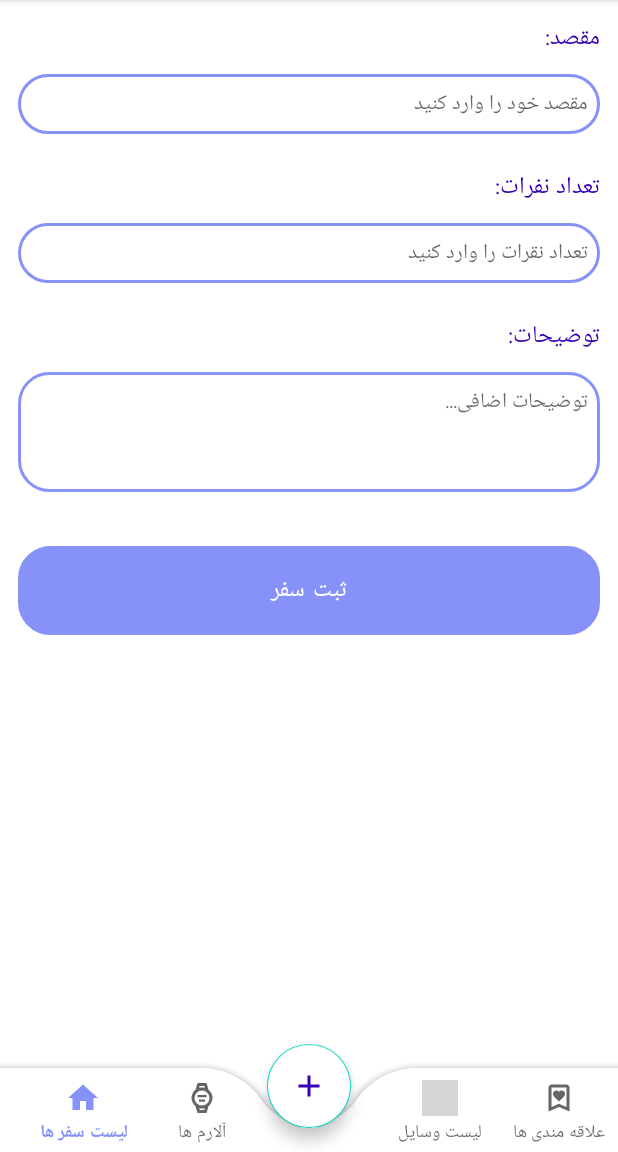
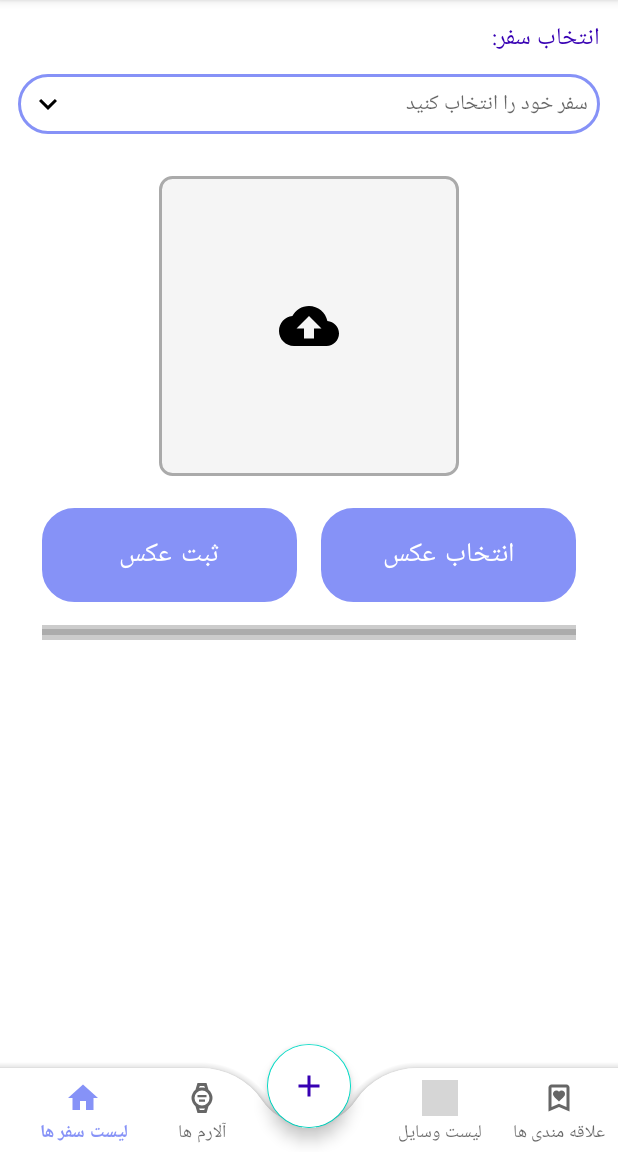
Before and after one commit to zahmadi98/TravelPlanner, an Android app: the fragment UploadPhotoFragment placed in its activity, on a phone screen of 412 x 824 dp, the part 84-1236 px from its top. Run offline under Robolectric (Android 15) with nearby library versions, the phone set to English and light mode, and no system bars; grey boxes are pictures that could not be loaded.

Commit message:
add upload photo fragment

```diff
--- /dev/null
+++ b/app/src/main/java/com/example/travelplanner/CustomScrollView.java
@@ -0,0 +1,26 @@
+package com.example.travelplanner;
+
+import android.content.Context;
+import android.util.AttributeSet;
+import android.view.MotionEvent;
+import android.widget.ScrollView;
+
+public class CustomScrollView extends ScrollView {
+
+    public CustomScrollView(Context context) {
+        super(context);
+    }
+
+    public CustomScrollView(Context context, AttributeSet attrs) {
+        super(context, attrs);
+    }
+
+    @Override
+    public boolean onInterceptTouchEvent(MotionEvent ev) {
+        if (ev.getPointerCount() > 1) {
+            // وقتی بیش از یک انگشت لمس کرد، اسکرول ویو رو رویداد رو نگیره، یعنی بزاره پایین تر هندل بشه
+            return false;
+        }
+        return super.onInterceptTouchEvent(ev);
+    }
+}
--- a/app/src/main/java/com/example/travelplanner/MapSelectFragment.java
+++ b/app/src/main/java/com/example/travelplanner/MapSelectFragment.java
@@ -52,10 +52,13 @@ public class MapSelectFragment extends Fragment {
 
         // نقطه شروع (مرکز ایران)
         GeoPoint startPoint = new GeoPoint(32.4279, 53.6880);
+        mapView.post(() -> {
         mapView.getController().setZoom(5.0);
-        mapView.getController().setCenter(startPoint);
+        mapView.getController().animateTo(startPoint);
+        });
 
         mapView.invalidate();
+        mapView.setMultiTouchControls(true);
 
         mapView.setOnClickListener(v -> Toast.makeText(getContext(), "روی نقشه کلیک کن!", Toast.LENGTH_SHORT).show());
 
@@ -74,7 +77,7 @@ public class MapSelectFragment extends Fragment {
                 mapView.getOverlays().add(selectedMarker);
                 mapView.invalidate();
             }
-            return true;
+            return false;
         });
 
         btnConfirm.setOnClickListener(v -> {
--- a/app/src/main/java/com/example/travelplanner/UploadPhotoFragment.java
+++ b/app/src/main/java/com/example/travelplanner/UploadPhotoFragment.java
@@ -1,19 +1,31 @@
 package com.example.travelplanner;
 
+import android.app.Activity;
+import android.content.Intent;
+import android.net.Uri;
 import android.os.Bundle;
 
+import androidx.activity.result.ActivityResultLauncher;
+import androidx.activity.result.contract.ActivityResultContracts;
 import androidx.annotation.NonNull;
 import androidx.annotation.Nullable;
 import androidx.fragment.app.Fragment;
+
 import android.view.LayoutInflater;
 import android.view.View;
 import android.view.ViewGroup;
+import android.widget.Button;
+import android.widget.ImageView;
+import android.widget.ProgressBar;
+import android.widget.Toast;
 
 public class UploadPhotoFragment extends Fragment {
 
-    public UploadPhotoFragment() {
-        // Required empty public constructor
-    }
+    private ImageView uploadIcon, uploadedImage;
+    private Button btnChoosePhoto;
+    private ProgressBar uploadProgressBar;
+
+    private ActivityResultLauncher<String> galleryLauncher;
 
     @Override
     public View onCreateView(LayoutInflater inflater, ViewGroup container,
@@ -25,12 +37,62 @@ public class UploadPhotoFragment extends Fragment {
     public void onViewCreated(@NonNull View view, @Nullable Bundle savedInstanceState) {
         super.onViewCreated(view, savedInstanceState);
 
-        View background = requireActivity().findViewById(R.id.root_home);
+        uploadIcon = view.findViewById(R.id.uploadIcon);
+        uploadedImage = view.findViewById(R.id.uploadedImage);
+        btnChoosePhoto = view.findViewById(R.id.btnChoosePhoto);
+        uploadProgressBar = view.findViewById(R.id.uploadProgressBar);
 
-        background.setOnClickListener(v -> {
-            background.setVisibility(View.GONE);
-            requireActivity().getSupportFragmentManager().popBackStack();
-        });
+        uploadProgressBar.setProgress(0);
+
+        galleryLauncher = registerForActivityResult(
+                new ActivityResultContracts.GetContent(),
+                uri -> {
+                    if (uri != null) {
+                        onPhotoSelected(uri);
+                    }
+                });
+
+        btnChoosePhoto.setOnClickListener(v -> openGallery());
     }
 
+    private void openGallery() {
+        galleryLauncher.launch("image/*");
+    }
+
+    private void onPhotoSelected(Uri photoUri) {
+        // تغییر آیکون وسط به آیکون آپلود در حال انجام
+        uploadIcon.setImageResource(R.drawable.baseline_drive_folder_upload_24);
+
+        // نمایش عکس انتخاب شده و مخفی کردن آیکون آپلود
+        uploadIcon.setVisibility(View.GONE);
+        uploadedImage.setVisibility(View.VISIBLE);
+        uploadedImage.setImageURI(photoUri);
+
+        // شروع آپلود و نوار پیشرفت شبیه سازی شده
+        startUploadingPhoto(photoUri);
+    }
+
+    private void startUploadingPhoto(Uri photoUri) {
+        // شبیه‌سازی آپلود با افزایش تدریجی نوار پیشرفت
+        new Thread(() -> {
+            for (int progress = 0; progress <= 100; progress += 10) {
+                int finalProgress = progress;
+                requireActivity().runOnUiThread(() -> {
+                    uploadProgressBar.setProgress(finalProgress);
+
+                    if (finalProgress == 100) {
+                        // آپلود تموم شد: تغییر آیکون به حالت عادی
+                        uploadIcon.setImageResource(R.drawable.baseline_cloud_upload_24);
+                        uploadIcon.setVisibility(View.VISIBLE);
+                        Toast.makeText(getContext(), "آپلود عکس کامل شد!", Toast.LENGTH_SHORT).show();
+                    }
+                });
+                try {
+                    Thread.sleep(300); // وقفه بین آپدیت‌ها
+                } catch (InterruptedException e) {
+                    e.printStackTrace();
+                }
+            }
+        }).start();
+    }
 }
--- /dev/null
+++ b/app/src/main/res/drawable/baseline_cloud_upload_24.xml
@@ -0,0 +1,5 @@
+<vector xmlns:android="http://schemas.android.com/apk/res/android" android:height="24dp" android:tint="#000000" android:viewportHeight="24" android:viewportWidth="24" android:width="24dp">
+
+    <path android:fillColor="@android:color/white" android:pathData="M19.35,10.04C18.67,6.59 15.64,4 12,4 9.11,4 6.6,5.64 5.35,8.04 2.34,8.36 0,10.91 0,14c0,3.31 2.69,6 6,6h13c2.76,0 5,-2.24 5,-5 0,-2.64 -2.05,-4.78 -4.65,-4.96zM14,13v4h-4v-4H7l5,-5 5,5h-3z"/>
+
+</vector>
--- /dev/null
+++ b/app/src/main/res/drawable/baseline_drive_folder_upload_24.xml
@@ -0,0 +1,5 @@
+<vector xmlns:android="http://schemas.android.com/apk/res/android" android:height="24dp" android:tint="#267A2A" android:viewportHeight="24" android:viewportWidth="24" android:width="24dp">
+
+    <path android:fillColor="@android:color/white" android:pathData="M20,6h-8l-2,-2L4,4c-1.1,0 -1.99,0.9 -1.99,2L2,18c0,1.1 0.9,2 2,2h16c1.1,0 2,-0.9 2,-2L22,8c0,-1.1 -0.9,-2 -2,-2zM20,18L4,18L4,8h16v10zM8,13.01l1.41,1.41L11,12.84L11,17h2v-4.16l1.59,1.59L16,13.01 12.01,9 8,13.01z"/>
+
+</vector>
--- /dev/null
+++ b/app/src/main/res/drawable/upload_box_border.xml
@@ -0,0 +1,5 @@
+<shape xmlns:android="http://schemas.android.com/apk/res/android" android:shape="rectangle">
+    <solid android:color="#F5F5F5" />
+    <stroke android:width="2dp" android:color="#AAAAAA" />
+    <corners android:radius="8dp" />
+</shape>
--- a/app/src/main/res/layout/fragment_set_alarm.xml
+++ b/app/src/main/res/layout/fragment_set_alarm.xml
@@ -117,7 +117,7 @@
                 android:layout_height="wrap_content"
                 android:minHeight="50dp"
                 android:drawableLeft="@drawable/baseline_add_24"
-                android:text="گذاشتن آلارم"
+                android:text="تنظیم آلارم"
                 android:textSize="14sp"
                 android:padding="8dp"
                 android:background="@drawable/custom_edittext"
@@ -129,9 +129,9 @@
             android:id="@+id/btnSubmitTrip"
             android:layout_width="match_parent"
             android:layout_height="wrap_content"
-            android:text="ثبت سفر"
+            android:text="ثبت"
             android:layout_marginTop="40dp"
-            android:textSize="16sp"
+            android:textSize="18sp"
             android:padding="10dp"
             android:background="@drawable/custom_edittext"
             android:textColor="@color/white" />
--- a/app/src/main/res/layout/fragment_start_journey.xml
+++ b/app/src/main/res/layout/fragment_start_journey.xml
@@ -1,5 +1,6 @@
 <?xml version="1.0" encoding="utf-8"?>
-<ScrollView xmlns:android="http://schemas.android.com/apk/res/android"
+<com.example.travelplanner.CustomScrollView
+    xmlns:android="http://schemas.android.com/apk/res/android"
     android:layout_width="match_parent"
     android:layout_height="match_parent">
 
@@ -55,7 +56,7 @@
             android:layout_height="wrap_content"
             android:text="تعداد نفرات:"
             android:textColor="@color/purple_700"
-            android:layout_marginTop="10dp"
+            android:layout_marginTop="15dp"
             android:textSize="16sp"
             android:layout_gravity="end" />
 
@@ -97,10 +98,10 @@
             android:layout_width="match_parent"
             android:layout_height="wrap_content"
             android:text="ثبت سفر"
-            android:textSize="16sp"
-            android:layout_marginTop="20dp"
+            android:textSize="18sp"
+            android:layout_marginTop="15dp"
             android:padding="10dp"
             android:background="@drawable/custom_edittext"
             android:textColor="@color/white" />
     </LinearLayout>
-</ScrollView>
+</com.example.travelplanner.CustomScrollView>
--- a/app/src/main/res/layout/fragment_upload_photo.xml
+++ b/app/src/main/res/layout/fragment_upload_photo.xml
@@ -7,79 +7,112 @@
         android:layout_width="match_parent"
         android:layout_height="wrap_content"
         android:orientation="vertical"
-        android:padding="12dp">
-
+        android:padding="12dp"
+        android:gravity="center_vertical">
 
         <TextView
             android:layout_width="wrap_content"
             android:layout_height="wrap_content"
-            android:text="مقصد:"
+            android:text="انتخاب سفر:"
             android:textColor="@color/purple_700"
             android:textSize="16sp"
             android:layout_gravity="end" />
 
         <EditText
-            android:id="@+id/editDestination"
+            android:id="@+id/choseTrip"
             android:layout_width="match_parent"
             android:layout_height="wrap_content"
             android:background="@drawable/custom_edittext2"
+            android:drawableLeft="@drawable/baseline_expand_more_24"
+            android:layout_marginTop="10dp"
             android:padding="8dp"
             android:textSize="14sp"
-            android:layout_marginTop="10dp"
             android:layout_marginBottom="12dp"
-            android:hint="مقصد خود را وارد کنید" />
+            android:hint="سفر خود را انتخاب کنید" />
 
-        <TextView
-            android:layout_width="wrap_content"
-            android:layout_height="wrap_content"
-            android:text="تعداد نفرات:"
-            android:textColor="@color/purple_700"
-            android:layout_marginTop="10dp"
-            android:textSize="16sp"
-            android:layout_gravity="end" />
+        <LinearLayout
+            android:orientation="vertical"
+            android:padding="16dp"
+            android:layout_width="match_parent"
+            android:layout_height="wrap_content">
 
-        <EditText
-            android:id="@+id/editPeopleCount"
-            android:layout_width="match_parent"
-            android:layout_height="wrap_content"
-            android:inputType="number"
-            android:background="@drawable/custom_edittext2"
-            android:padding="8dp"
-            android:textSize="14sp"
-            android:layout_marginTop="10dp"
-            android:layout_marginBottom="12dp"
-            android:hint="تعداد نقرات را وارد کنید" />
+            <!-- مربع آپلود عکس -->
+            <FrameLayout
+                android:id="@+id/uploadBox"
+                android:layout_width="200dp"
+                android:layout_height="200dp"
+                android:layout_gravity="center_horizontal"
+                android:background="@drawable/upload_box_border"
+                android:padding="8dp"
+                android:layout_marginBottom="16dp">
 
-        <TextView
-            android:layout_width="wrap_content"
-            android:layout_height="wrap_content"
-            android:text="توضیحات:"
-            android:textColor="@color/purple_700"
-            android:layout_marginTop="10dp"
-            android:textSize="16sp"
-            android:layout_gravity="end" />
+                <!-- لوگوی آپلود عکس وسط -->
+                <ImageView
+                    android:id="@+id/uploadIcon"
+                    android:layout_width="40dp"
+                    android:layout_height="40dp"
+                    android:layout_gravity="center"
+                    android:src="@drawable/baseline_cloud_upload_24" />
 
-        <EditText
-            android:id="@+id/editDescription"
-            android:layout_width="match_parent"
-            android:layout_height="80dp"
-            android:background="@drawable/custom_edittext2"
-            android:padding="8dp"
-            android:textSize="14sp"
-            android:layout_marginTop="10dp"
-            android:gravity="top"
-            android:layout_marginBottom="16dp"
-            android:hint="توضیحات اضافی..." />
+                <!-- عکس انتخاب شده (اولش مخفی) -->
+                <ImageView
+                    android:id="@+id/uploadedImage"
+                    android:layout_width="match_parent"
+                    android:layout_height="match_parent"
+                    android:scaleType="centerCrop"
+                    android:visibility="gone" />
+            </FrameLayout>
 
-        <Button
-            android:id="@+id/btnSubmitTrip"
-            android:layout_width="match_parent"
-            android:layout_height="wrap_content"
-            android:text="ثبت سفر"
-            android:textSize="16sp"
-            android:layout_marginTop="20dp"
-            android:padding="10dp"
-            android:background="@drawable/custom_edittext"
-            android:textColor="@color/white" />
+            <!-- دکمه انتخاب عکس -->
+            <LinearLayout
+                android:layout_width="match_parent"
+                android:layout_height="wrap_content"
+                android:orientation="horizontal"
+                android:layout_marginTop="5dp"
+                android:gravity="center"
+                android:weightSum="2">
+
+                <Button
+                    android:id="@+id/btnSubmitPhoto"
+                    android:layout_width="0dp"
+                    android:layout_weight="1"
+                    android:layout_height="wrap_content"
+                    android:textSize="18sp"
+                    android:padding="10dp"
+                    android:background="@drawable/custom_edittext"
+                    android:text="ثبت عکس"
+                    android:textColor="@color/white"
+                    android:layout_marginEnd="8dp"/>
+
+                <Button
+                    android:id="@+id/btnChoosePhoto"
+                    android:layout_width="0dp"
+                    android:layout_weight="1"
+                    android:layout_height="wrap_content"
+                    android:textSize="18sp"
+                    android:padding="10dp"
+                    android:background="@drawable/custom_edittext"
+                    android:text="انتخاب عکس"
+                    android:textColor="@color/white"
+
+                    android:layout_marginStart="8dp" />
+
+
+
+            </LinearLayout>
+
+
+            <!-- نوار پیشرفت آپلود -->
+            <ProgressBar
+                android:id="@+id/uploadProgressBar"
+                style="?android:attr/progressBarStyleHorizontal"
+                android:layout_width="match_parent"
+                android:layout_height="10dp"
+                android:layout_marginTop="15dp"
+                android:progress="0"
+                android:progressTint="#3F51B5"
+                android:background="#CCCCCC" />
+
+        </LinearLayout>
     </LinearLayout>
 </ScrollView>
```
